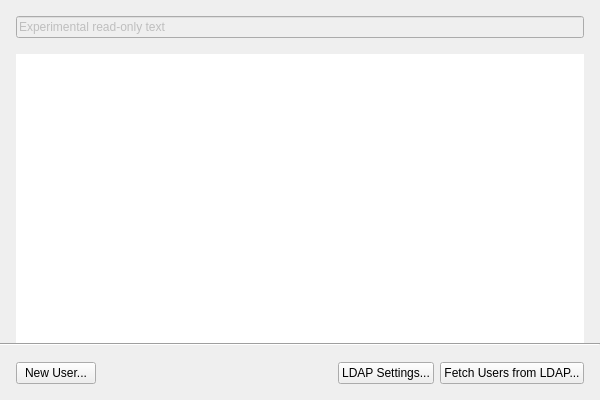
Above: client/src/ui/widgets/system_settings/user_management_widget.ui from networkoptix/nx_open before the change. Below: the same form after it.
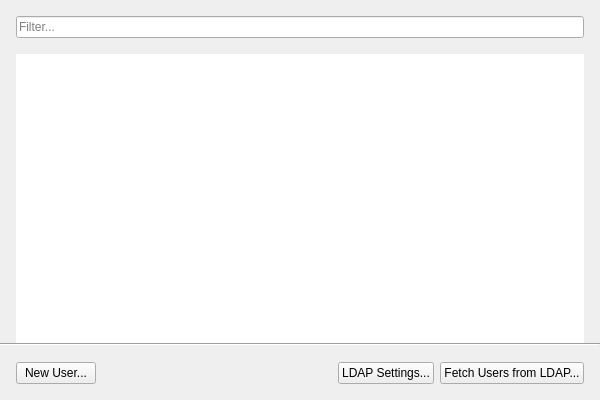
That is the form after the change.

What changed in the file:
```diff
--- a/client/src/ui/widgets/system_settings/user_management_widget.ui
+++ b/client/src/ui/widgets/system_settings/user_management_widget.ui
@@ -63,12 +63,6 @@
         </property>
         <item>
          <widget class="QLineEdit" name="filterLineEdit">
-          <property name="enabled">
-           <bool>false</bool>
-          </property>
-          <property name="text">
-           <string>Experimental read-only text</string>
-          </property>
           <property name="placeholderText">
            <string>Filter...</string>
           </property>
```
